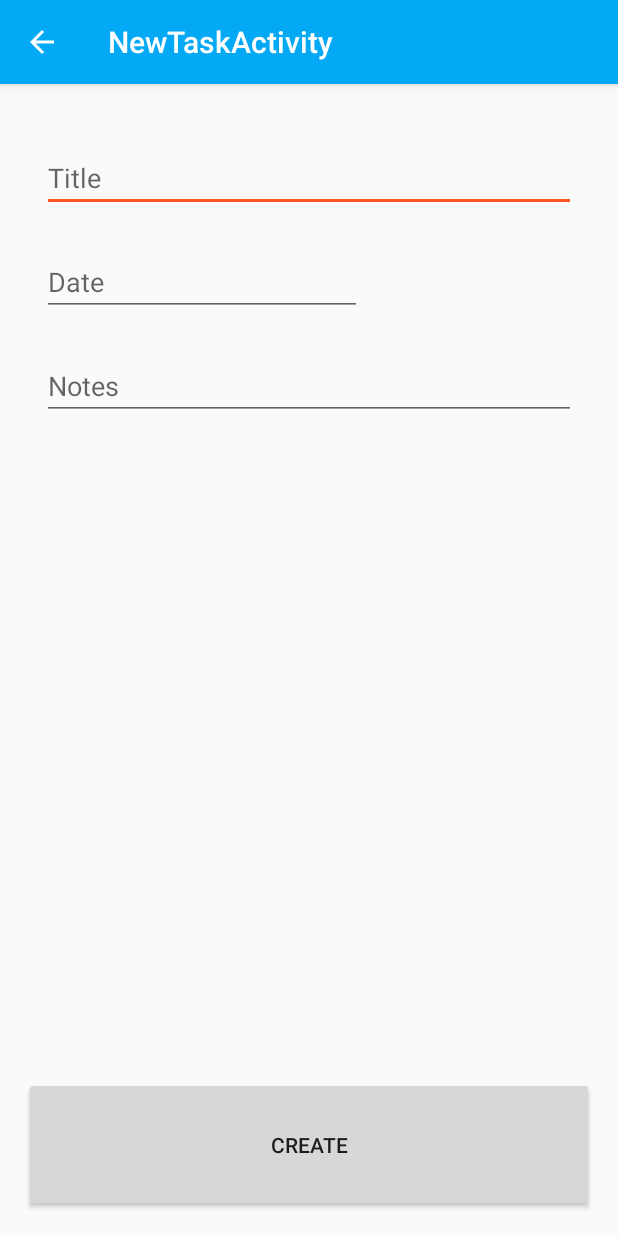
After one commit to josellausas/jaws-android, an Android app: the NewTaskActivity screen opened directly, with no data from a screen before it, on a phone screen of 412 x 824 dp. The commit adds this screen. Run offline under Robolectric (Android 15) with nearby library versions, the phone set to English and light mode, and no system bars.

Commit message:
Nice and good. Implemented back button behavior.

```diff
--- /dev/null
+++ b/app/src/main/java/systems/llau/jaws/NewTaskActivity.java
@@ -0,0 +1,34 @@
+package systems.llau.jaws;
+
+import android.os.Bundle;
+import android.support.design.widget.FloatingActionButton;
+import android.support.design.widget.Snackbar;
+import android.support.v7.app.AppCompatActivity;
+import android.support.v7.widget.Toolbar;
+import android.view.View;
+
+public class NewTaskActivity extends AppCompatActivity
+{
+
+    @Override
+    protected void onCreate(Bundle savedInstanceState)
+    {
+        super.onCreate(savedInstanceState);
+        setContentView(R.layout.activity_new_task);
+        Toolbar toolbar = (Toolbar) findViewById(R.id.toolbar);
+        setSupportActionBar(toolbar);
+
+//        FloatingActionButton fab = (FloatingActionButton) findViewById(R.id.fab);
+//        fab.setOnClickListener(new View.OnClickListener() {
+//            @Override
+//            public void onClick(View view) {
+//                Snackbar.make(view, "Replace with your own action", Snackbar.LENGTH_LONG)
+//                        .setAction("Action", null).show();
+//            }
+//        });
+
+        // Supports the back button
+        getSupportActionBar().setDisplayHomeAsUpEnabled(true);
+    }
+
+}
--- /dev/null
+++ b/app/src/main/java/systems/llau/jaws/NewTaskActivityFragment.java
@@ -0,0 +1,53 @@
+package systems.llau.jaws;
+
+import android.support.annotation.Nullable;
+import android.support.v4.app.Fragment;
+import android.os.Bundle;
+import android.view.LayoutInflater;
+import android.view.View;
+import android.view.ViewGroup;
+import android.widget.Button;
+import android.widget.EditText;
+
+/**
+ * A placeholder fragment containing a simple view.
+ */
+public class NewTaskActivityFragment extends Fragment
+{
+    // The UI things
+    private EditText titleEditText = null;
+    private EditText dateEditText  = null;
+    private EditText notesEditText = null;
+    private Button   createButton  = null;
+
+    /// Default construcctor
+    public NewTaskActivityFragment()
+    {
+
+    }
+
+    @Override
+    public View onCreateView(LayoutInflater inflater, ViewGroup container,
+                             Bundle savedInstanceState)
+    {
+        View rootView = inflater.inflate(R.layout.fragment_new_task2, container, false);
+
+        // Load the view elements to handle
+        titleEditText = (EditText)rootView.findViewById(R.id.titleEditText);
+
+        // The date
+        dateEditText = (EditText)rootView.findViewById(R.id.dateEditText);
+
+        // Notes
+        notesEditText = (EditText)rootView.findViewById(R.id.notesEditText);
+
+        // The create button
+        createButton = (Button)rootView.findViewById(R.id.createButton);
+
+        return rootView;
+    }
+
+
+
+
+}
--- /dev/null
+++ b/app/src/main/res/layout/activity_new_task.xml
@@ -0,0 +1,25 @@
+<?xml version="1.0" encoding="utf-8"?>
+<android.support.design.widget.CoordinatorLayout xmlns:android="http://schemas.android.com/apk/res/android"
+    xmlns:app="http://schemas.android.com/apk/res-auto"
+    xmlns:tools="http://schemas.android.com/tools"
+    android:layout_width="match_parent"
+    android:layout_height="match_parent"
+    android:fitsSystemWindows="true"
+    tools:context="systems.llau.jaws.NewTaskActivity">
+
+    <android.support.design.widget.AppBarLayout
+        android:layout_width="match_parent"
+        android:layout_height="wrap_content"
+        android:theme="@style/AppTheme.AppBarOverlay">
+
+        <android.support.v7.widget.Toolbar
+            android:id="@+id/toolbar"
+            android:layout_width="match_parent"
+            android:layout_height="?attr/actionBarSize"
+            android:background="?attr/colorPrimary"
+            app:popupTheme="@style/AppTheme.PopupOverlay" />
+
+    </android.support.design.widget.AppBarLayout>
+
+    <include layout="@layout/content_new_task" />
+</android.support.design.widget.CoordinatorLayout>
--- /dev/null
+++ b/app/src/main/res/layout/fragment_new_task2.xml
@@ -0,0 +1,63 @@
+<RelativeLayout xmlns:android="http://schemas.android.com/apk/res/android"
+    xmlns:tools="http://schemas.android.com/tools"
+    android:layout_width="match_parent"
+    android:layout_height="wrap_content"
+    android:paddingBottom="@dimen/activity_vertical_margin"
+    android:paddingLeft="@dimen/activity_horizontal_margin"
+    android:paddingRight="@dimen/activity_horizontal_margin"
+    android:paddingTop="@dimen/activity_vertical_margin"
+    tools:context="systems.llau.jaws.NewTaskActivityFragment"
+    tools:showIn="@layout/activity_new_task">
+
+    <ScrollView
+        android:layout_width="match_parent"
+        android:layout_height="wrap_content"
+        android:id="@+id/scrollView"
+        android:layout_marginLeft="12dp"
+        android:layout_marginRight="12dp"
+        android:layout_above="@+id/createButton"
+        android:layout_alignParentTop="true">
+
+        <LinearLayout
+            android:orientation="vertical"
+            android:layout_width="match_parent"
+            android:layout_height="match_parent">
+
+            <EditText
+                android:layout_width="match_parent"
+                android:layout_height="wrap_content"
+                android:id="@+id/titleEditText"
+                android:layout_marginTop="24dp"
+                android:hint="Title" />
+
+            <EditText
+                android:layout_width="wrap_content"
+                android:layout_height="wrap_content"
+                android:inputType="date"
+                android:ems="10"
+                android:id="@+id/dateEditText"
+                android:layout_marginTop="24dp"
+                android:hint="Date" />
+
+            <EditText
+                android:layout_width="match_parent"
+                android:layout_height="wrap_content"
+                android:inputType="textMultiLine"
+                android:ems="10"
+                android:id="@+id/notesEditText"
+                android:layout_marginTop="24dp"
+                android:hint="Notes" />
+
+        </LinearLayout>
+    </ScrollView>
+
+    <Button
+        android:layout_width="match_parent"
+        android:layout_height="90dp"
+        android:text="Create"
+        android:id="@+id/createButton"
+        android:layout_centerHorizontal="true"
+        android:layout_alignParentBottom="true" />
+
+
+</RelativeLayout>
--- a/app/src/main/res/values/strings.xml
+++ b/app/src/main/res/values/strings.xml
@@ -20,6 +20,7 @@
     <string name="navigation_drawer_close">Close navigation drawer</string>
 
     <string name="action_settings">Settings</string>
+    <string name="title_activity_new_task">NewTaskActivity</string>
 
 
 </resources>
```
Also changed, not shown: app/src/main/AndroidManifest.xml (+16 -17 lines), app/src/main/java/systems/llau/jaws/LLau/LLTask.java (+27 -6 lines), app/src/main/java/systems/llau/jaws/LoginActivity.java (+38 -9 lines), app/src/main/java/systems/llau/jaws/MainActivity.java (+81 -18 lines), app/src/main/java/systems/llau/jaws/layout/NewTaskFragment.java (+2 -7 lines), app/src/main/java/systems/llau/jaws/layout/TaskListFragment.java (+36 -8 lines), app/src/main/res/layout/content_new_task.xml (added, +9 -0 lines), app/src/main/res/layout/fragment_new_task.xml (deleted, +0 -12 lines), app/src/main/res/menu/menu_new_task.xml (added, +10 -0 lines).
